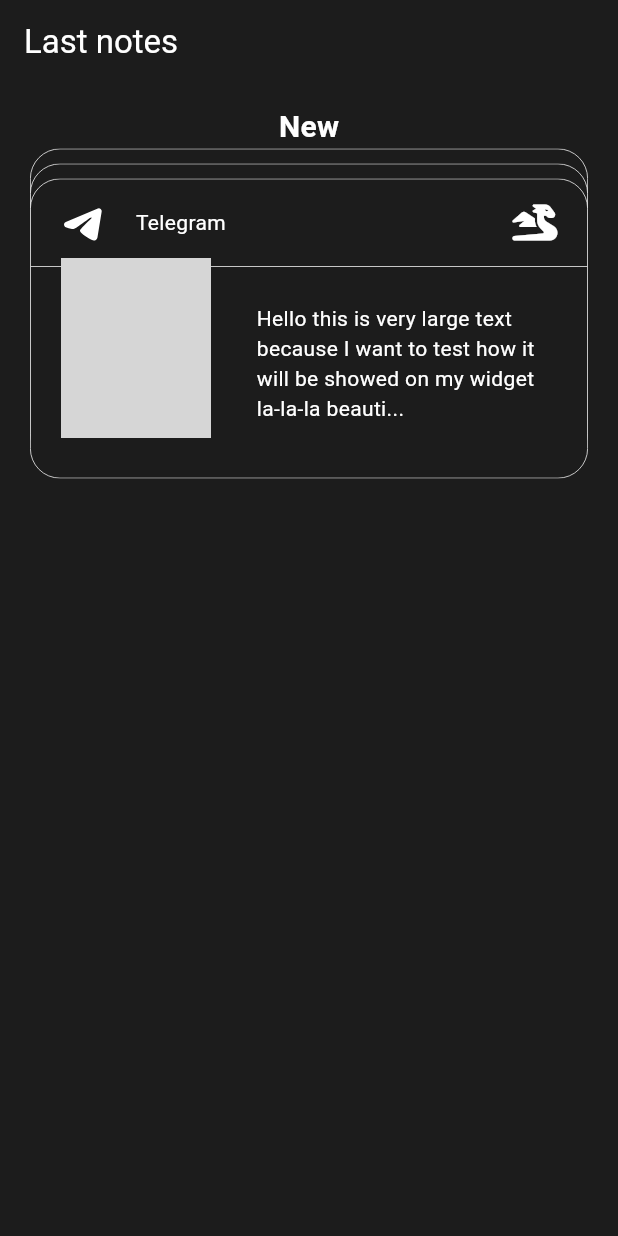
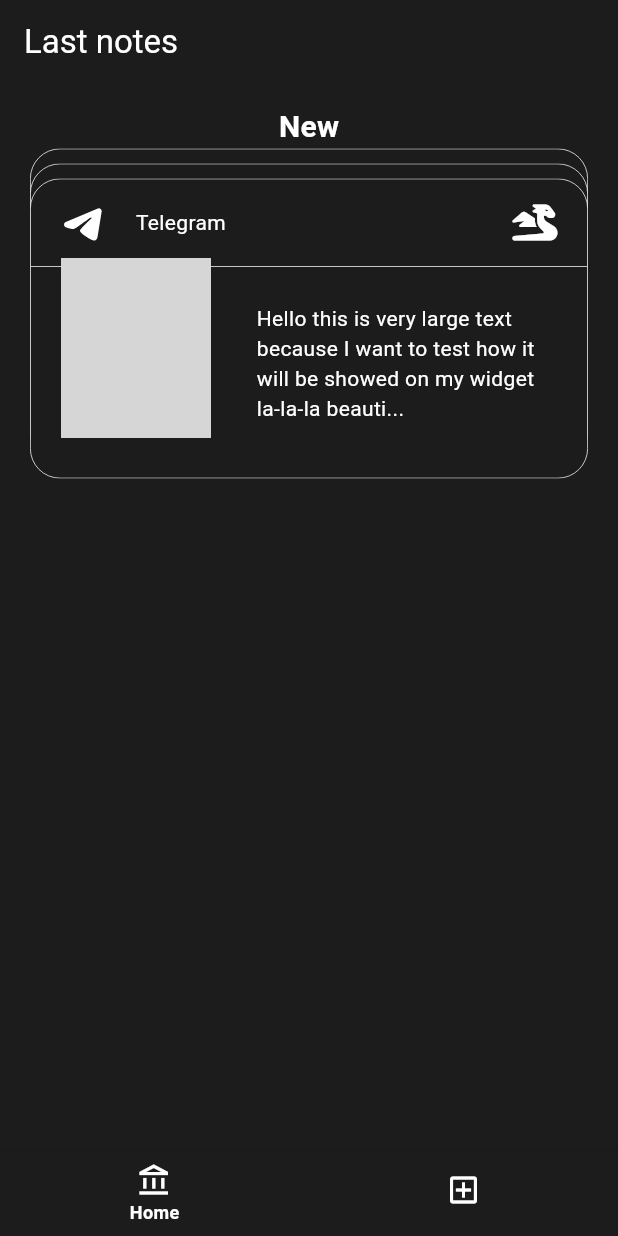
Before and after one commit to Lamafout/KeepIt, a Flutter app: the screen it shows after launch, on a phone screen of 412 x 824 dp. Run offline on Flutter 3.47's test engine with Material 3 defaults, Android fonts, the phone set to English and light mode, and no system bars; our stand-ins replace flutter_svg, font_awesome_flutter; network calls fail; grey boxes are pictures that could not be loaded.

```diff
--- a/lib/main.dart
+++ b/lib/main.dart
@@ -6,7 +6,7 @@ import 'classes/text_controllers.dart';
 import 'classes/about_session.dart';
 
 //TODO временный импорт, удалить, когда будет возможность тестить с сервера
-import 'widgets/screens/app/new_notes.dart';
+import 'widgets/screens/app/app.dart';
 
 final controllers = TextControllers();
 final sessionInfo = SessionInfo(isFind: false, isTimeUp: false, currentUser: User.empty());
@@ -35,7 +35,7 @@ class _CoreWidgetState extends State<CoreWidget> {
   @override
   Widget build(BuildContext context) {
     return MaterialApp(
-      home: NewNotesScreen(),
+      home: App(),
       // home: LogInScreen(),
     );
   }
--- a/lib/widgets/screens/app/app.dart
+++ b/lib/widgets/screens/app/app.dart
@@ -12,6 +12,7 @@ class _AppState extends State<App> {
   // все экраны приложения
   final _screens = <Widget>[
     NewNotesScreen(),
+    NewNotesScreen(),
   ];
 
   int _currentScreen = 0;
@@ -23,7 +24,7 @@ class _AppState extends State<App> {
       _currentScreen = index;
       _pagescontroller.animateToPage(
         index,
-        duration: Duration(milliseconds: 300),
+        duration: const Duration(milliseconds: 200),
         curve: Curves.ease);
     });
   }
@@ -31,12 +32,40 @@ class _AppState extends State<App> {
   @override
   Widget build(BuildContext context) {
     return Scaffold(
+      backgroundColor: const Color.fromARGB(255, 28, 28, 28),
+      //TODO сделать так, чтобы содержание бара менялось в зависимости от экрана
+      appBar: AppBar(
+        backgroundColor: Color.fromARGB(255, 28, 28, 28),
+        title: const Text(
+          'Last notes',
+          style: TextStyle(
+            color: Colors.white,
+          ),
+        ),
+      ),
+
       body: PageView(
         controller: _pagescontroller,
         children: _screens,
 
       ),
+
       bottomNavigationBar: BottomNavigationBar(
+        backgroundColor: const Color.fromARGB(255, 28, 28, 28),
+        selectedLabelStyle: TextStyle(
+          color: Colors.white,
+          fontSize: 12,
+          fontWeight: FontWeight.w600,
+        ),
+        selectedItemColor: Colors.white,
+        unselectedItemColor: Colors.grey,
+        unselectedLabelStyle: TextStyle(
+          color: Colors.grey,
+          fontSize: 12,
+          fontWeight: FontWeight.w600,
+
+        ),
+        showUnselectedLabels: false,
         currentIndex: _currentScreen,
         onTap: _onClicked,
         items: const [
@@ -45,12 +74,14 @@ class _AppState extends State<App> {
               Icons.account_balance_outlined,
               color: Colors.white,
             ),
+            label: 'Home',
           ),
           BottomNavigationBarItem(
             icon: Icon(
               Icons.add_box_outlined,
               color: Colors.white,
             ),
+            label: 'New',
           ),
         ],
 
--- a/lib/widgets/screens/app/new_notes.dart
+++ b/lib/widgets/screens/app/new_notes.dart
@@ -20,18 +20,7 @@ class NewNotesScreen extends StatefulWidget {
 class _NewNotesScreenState extends State<NewNotesScreen> {
   @override
   Widget build(BuildContext context) {
-    return Scaffold(
-      backgroundColor: Color.fromARGB(255, 28, 28, 28),
-      appBar: AppBar(
-        backgroundColor: Color.fromARGB(255, 28, 28, 28),
-        title: Text(
-          'Last notes',
-          style: TextStyle(
-            color: Colors.white,
-          ),
-        ),
-      ),
-      body: SingleChildScrollView(
+    return SingleChildScrollView(
         child: Container(
           padding: EdgeInsets.symmetric(
             horizontal: contentPadding,
@@ -49,7 +38,6 @@ class _NewNotesScreenState extends State<NewNotesScreen> {
             ],
           ),
         ),
-      ),
-    );
+      );
   }
 }
```
